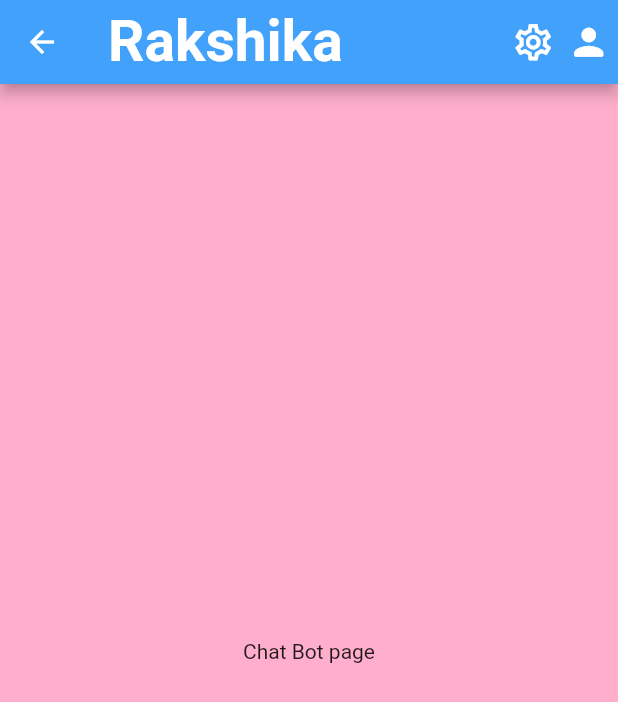
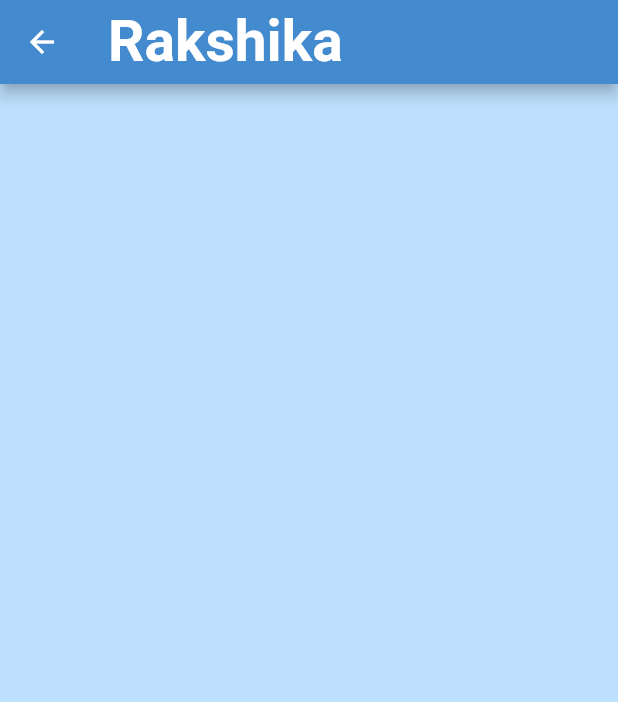
Before and after one commit to adityashah841/Rakshika-Kavach-2023, a Flutter app: the ChatBotScreen screen opened directly, on a phone screen of 412 x 824 dp. Shown: the top 702 px of the screen. Run offline on Flutter 3.47's test engine with Material 2 defaults, Android fonts, the phone set to English and light mode, and no system bars; our stand-ins replace fluttertoast, geolocator; missing offline and left inert: flutter_callkit_incoming, flutter_phone_direct_caller.

Commit message:
Routing changes

```diff
--- a/women_safety_app/lib/components/app_bar.dart
+++ b/women_safety_app/lib/components/app_bar.dart
@@ -33,13 +33,13 @@ class _AppBarConstantState extends State<AppBarConstant> {
             GestureDetector(
               onTap: () {
                 Navigator.of(context).push(MaterialPageRoute(
-                    builder: (context) => const SettingScreen()));
+                    builder: (context) => const NotificationScreen()));
               },
               child: Container(
                 margin: const EdgeInsets.fromLTRB(5, 0, 3, 0),
                 child: const Icon(
                   size: 29,
-                  Icons.settings_outlined,
+                  Icons.notifications_active_outlined,
                   weight: BorderSide.strokeAlignOutside,
                 ),
               ),
--- a/women_safety_app/lib/screens/chat_bot_screen.dart
+++ b/women_safety_app/lib/screens/chat_bot_screen.dart
@@ -1,15 +1,21 @@
 import 'package:flutter/material.dart';
-import 'package:women_safety_app/components/app_bar.dart';
 import 'package:women_safety_app/utils/color.dart';
 
 class ChatBotScreen extends StatelessWidget {
   const ChatBotScreen({super.key});
   @override
   Widget build(BuildContext context) {
-    return const Scaffold(
-      appBar: AppBarConstant(),
-      backgroundColor: rDarkPink,
-      body: Center(child: Text("Chat Bot page")),
+    return Scaffold(
+      appBar: AppBar(
+        backgroundColor: rBottomBar,
+        title: const Text('Rakshika'),
+        titleTextStyle: const TextStyle(
+          fontSize: 38,
+          fontWeight: FontWeight.bold,
+        ),
+      ),
+      backgroundColor: rBackground,
+      body: Container(),
     );
   }
 }
```
Also changed, not shown: women_safety_app/lib/screens/community_chat.dart (+11 -5 lines), women_safety_app/lib/screens/setting_screen.dart (+13 -7 lines).
